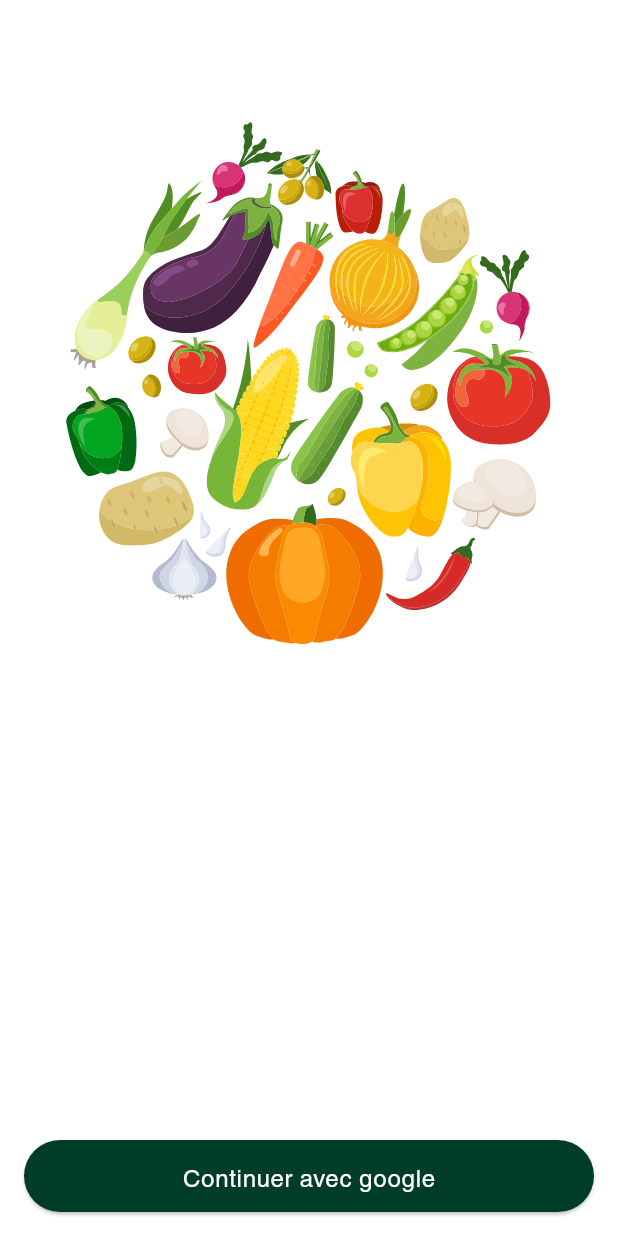
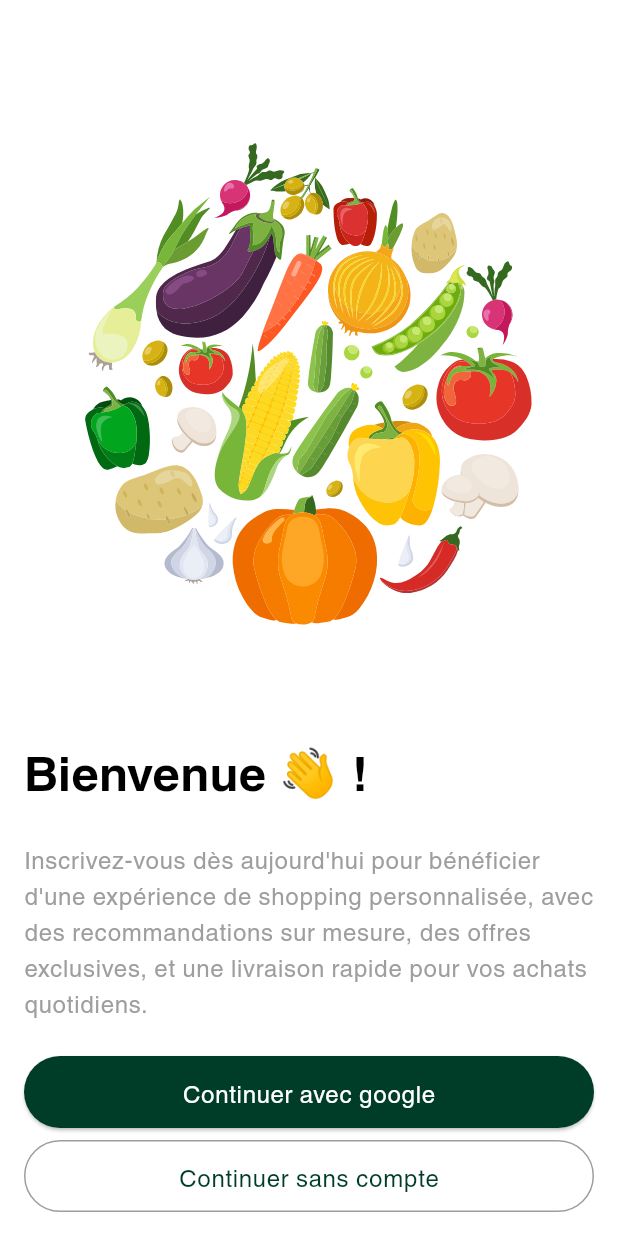
Before and after one commit to Ortega1709/annual-project-1, a Flutter app: the screen it shows after launch, on a phone screen of 412 x 824 dp. Run offline on Flutter 3.47's test engine with Material 3 defaults, Android fonts, the phone set to English and light mode, and no system bars; our stand-ins replace cached_network_image, equatable, flutter_bloc, flutter_dotenv, flutter_svg, font_awesome_flutter and 9 more; missing offline and left inert: flutter_stripe, responsive_grid_list; accounts and stored records are empty.

Commit message:
Feat: Add login ui design

```diff
--- a/lib/core/shared/widgets/m_button.dart
+++ b/lib/core/shared/widgets/m_button.dart
@@ -16,7 +16,9 @@ class MButton extends StatelessWidget {
 
   @override
   Widget build(BuildContext context) {
-    return ElevatedButton(
+    return Padding(
+      padding: const EdgeInsets.symmetric(horizontal: AppDimen.p16),
+      child: ElevatedButton(
         onPressed: onPressed,
         style: ElevatedButton.styleFrom(
           backgroundColor: AppColor.primaryColor,
@@ -32,6 +34,7 @@ class MButton extends StatelessWidget {
                   .bodyLarge
                   ?.copyWith(color: AppColor.whiteColor)),
         ),
+      ),
     );
   }
 }
--- a/lib/core/shared/widgets/m_outlined_button.dart
+++ b/lib/core/shared/widgets/m_outlined_button.dart
@@ -23,15 +23,16 @@ class MOutlinedButton extends StatelessWidget {
       child: ElevatedButton(
         onPressed: onPressed,
         style: ElevatedButton.styleFrom(
-          fixedSize: const Size(395, Constants.kHeiSizeButton),
           backgroundColor: AppColor.transparentColor,
           shadowColor: AppColor.transparentColor,
           surfaceTintColor: AppColor.transparentColor,
           shape: RoundedRectangleBorder(
             side: const BorderSide(color: AppColor.greyColor),
-            borderRadius: BorderRadius.circular(AppDimen.p12),
+            borderRadius: BorderRadius.circular(AppDimen.p32),
           ),
         ),
+        child: Padding(
+          padding: const EdgeInsets.all(AppDimen.p12),
           child: Text(
             text,
             style: Theme.of(context)
@@ -40,6 +41,7 @@ class MOutlinedButton extends StatelessWidget {
                 ?.copyWith(color: AppColor.primaryColor),
           ),
         ),
+      ),
     );
   }
 }
--- a/lib/features/auth/presentation/screens/login_screen.dart
+++ b/lib/features/auth/presentation/screens/login_screen.dart
@@ -1,9 +1,13 @@
 import 'dart:developer';
 
 import 'package:e_commerce/core/shared/widgets/m_button.dart';
+import 'package:e_commerce/core/shared/widgets/m_outlined_button.dart';
+import 'package:e_commerce/core/theme/app_color.dart';
+import 'package:e_commerce/core/theme/app_dimen.dart';
 import 'package:e_commerce/core/utils/messages.dart';
 import 'package:flutter/material.dart';
 import 'package:flutter_svg/svg.dart';
+import 'package:go_router/go_router.dart';
 import 'package:google_sign_in/google_sign_in.dart';
 
 import '../../services/google_sign_in_service.dart';
@@ -16,30 +20,71 @@ class LoginScreen extends StatefulWidget {
 }
 
 class _LoginScreenState extends State<LoginScreen> {
-
   @override
   Widget build(BuildContext context) {
     return Scaffold(
       appBar: AppBar(),
       body: SingleChildScrollView(
         child: Column(
+          crossAxisAlignment: CrossAxisAlignment.stretch,
           children: [
-            AspectRatio(
+            Padding(
+              padding: const EdgeInsets.all(AppDimen.p16),
+              child: AspectRatio(
                 aspectRatio: 1,
+                child: ClipOval(
                   child: SvgPicture.asset(
                     'assets/svg/vegetable-3.svg',
+                  ),
+                )
+              ),
+            ),
+            const SizedBox(height: AppDimen.p24),
+            Padding(
+              padding: const EdgeInsets.symmetric(horizontal: AppDimen.p16),
+              child: Text(
+                "Bienvenue 👋 !",
+                textAlign: TextAlign.left,
+                style: Theme.of(context).textTheme.headlineLarge?.copyWith(
+                      color: AppColor.blackColor,
+                      fontWeight: FontWeight.bold,
+                    ),
+              ),
+            ),
+            const SizedBox(height: AppDimen.p24),
+            Padding(
+              padding: const EdgeInsets.symmetric(horizontal: AppDimen.p16),
+              child: Text(
+                textAlign: TextAlign.left,
+                "Inscrivez-vous dès aujourd'hui pour bénéficier d'une expérience de shopping personnalisée, avec des recommandations sur mesure, des offres exclusives, et une livraison rapide pour vos achats quotidiens.",
+                style: Theme.of(context)
+                    .textTheme
+                    .bodyLarge
+                    ?.copyWith(color: AppColor.greyColor),
               ),
             ),
           ],
         ),
       ),
       bottomNavigationBar: Padding(
-        padding: const EdgeInsets.all(16.0),
-        child: MButton(
+          padding: const EdgeInsets.symmetric(vertical: AppDimen.p16),
+          child: Column(
+            mainAxisSize: MainAxisSize.min,
+            crossAxisAlignment: CrossAxisAlignment.stretch,
+            children: [
+              MButton(
                 text: 'Continuer avec google',
                 onPressed: signIn,
               ),
+              const SizedBox(height: AppDimen.p8),
+              MOutlinedButton(
+                text: 'Continuer sans compte',
+                onPressed: () {
+                  context.go('/');
+                },
               ),
+            ],
+          )),
     );
   }
 
@@ -47,10 +92,10 @@ class _LoginScreenState extends State<LoginScreen> {
     final user = await GoogleSignInService.instance.signIn();
     if (user == null) {
       print("User is null");
-      Messages.error("Authentication", "Error authentication", context);
+      Messages.error("Authentifcation", "Error authentication", context);
     } else {
       print("User is $user");
-      Messages.success("Authentication", "Success authentication", context);
+      Messages.success("Authentifcation", "Success authentication", context);
     }
   }
 }
--- a/lib/features/auth/services/google_sign_in_service.dart
+++ b/lib/features/auth/services/google_sign_in_service.dart
@@ -9,7 +9,7 @@ class GoogleSignInService {
     try {
       return _googleSignIn.signIn();
     } catch (e) {
-      print('Error signing in with Google: $e');
+      // print('Error signing in with Google: $e');
       return null;
     }
   }
```
Lines whose indentation alone changed are shown as unchanged.
